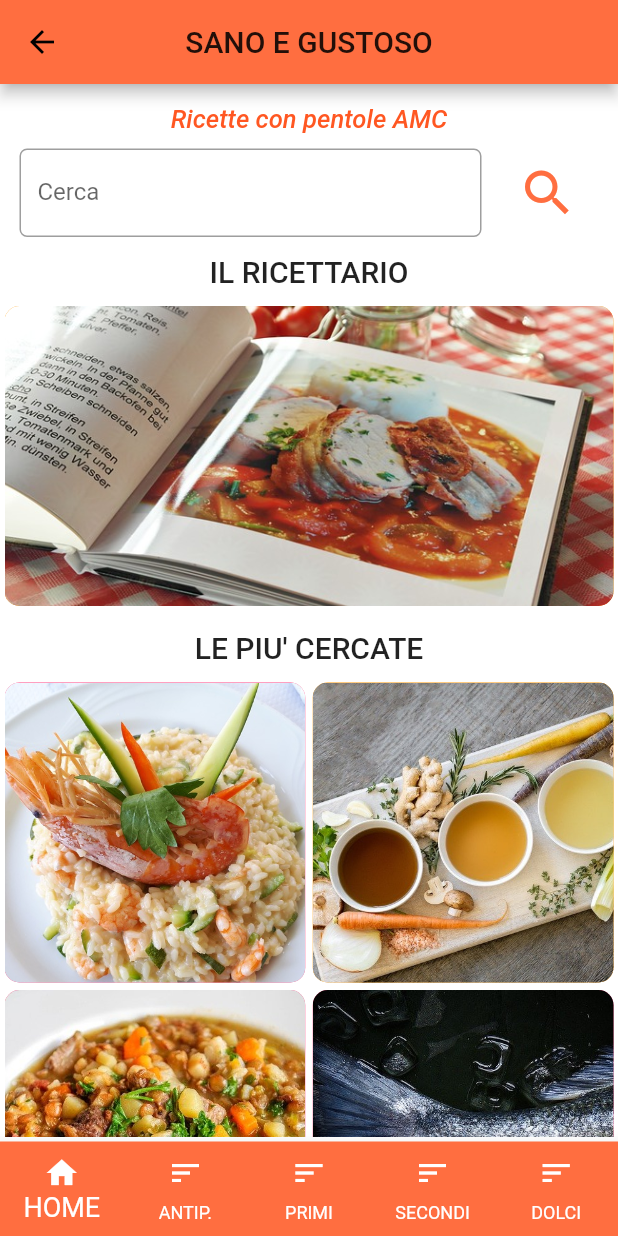
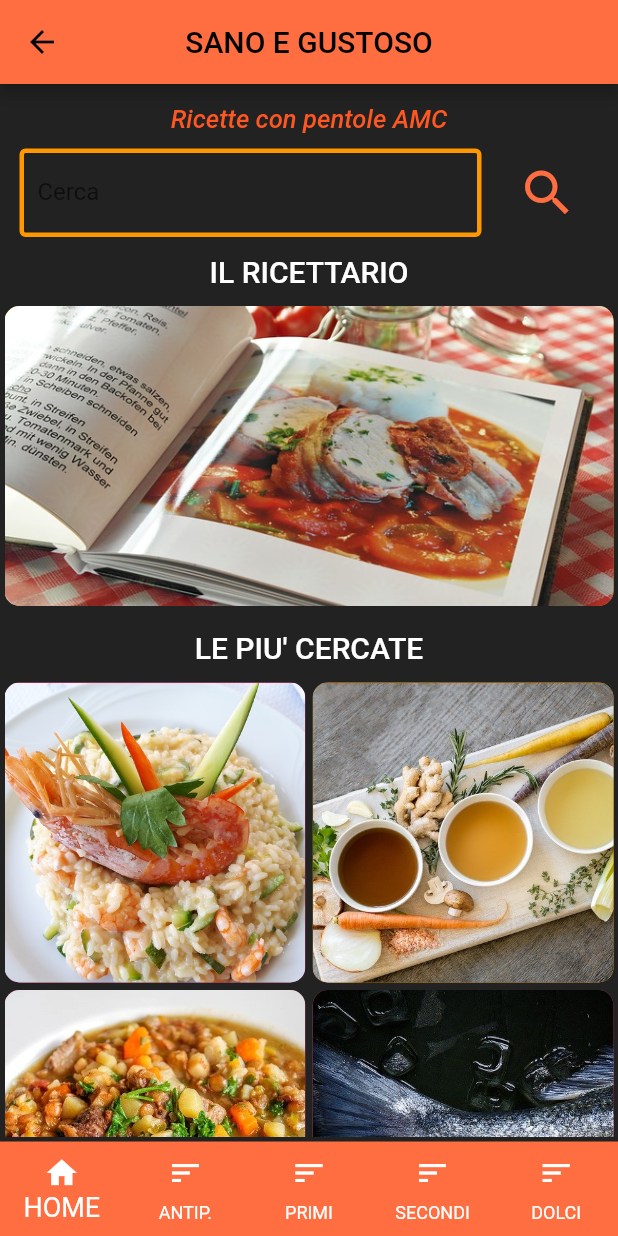
Before and after one commit to FabiodzDev/sano_e_gustoso, a Flutter app: the screen it shows after launch, on a phone screen of 412 x 824 dp. Run offline on Flutter 3.47's test engine with Material 2 defaults, Android fonts, the phone set to English and light mode, and no system bars; our stand-ins replace splashscreen.

Commit message:
Inserimento modulo di ricerca + cambio colori

```diff
--- a/lib/home.dart
+++ b/lib/home.dart
@@ -13,13 +13,11 @@ class _HomexState extends State<Homex> {
   final textFieldValueHolder = TextEditingController();
   String result = '';
 
-
   // getTextInputData --> Funzione richiamata quando si preme il tasto ricerca
   getTextInputData() {
     result = textFieldValueHolder.text;
     result = result.replaceFirst(RegExp(' '), '+');
-    mappa.launchURL(
-        'http://sanoegustoso.com/?s=$result');
+    mappa.launchURL('http://sanoegustoso.com/?s=$result');
   }
 
   @override
@@ -51,15 +49,23 @@ class _HomexState extends State<Homex> {
 
                 child: TextField(
                   controller: textFieldValueHolder,
+                  cursorColor: Colors.deepOrange,
+                  style: TextStyle(color: Colors.white), // COLORE TESTO
                   obscureText: false,
                   keyboardType: TextInputType.text,
                   decoration: InputDecoration(
+                    enabledBorder: OutlineInputBorder(
+                      borderSide: BorderSide(
+                          color: Colors.orange, width: 3.0),
+                    ),
+                    focusedBorder: OutlineInputBorder(
+                      borderSide: BorderSide(
+                          color: Colors.white, width: 3.0),
+                    ),
                     border: OutlineInputBorder(
-                      borderRadius: BorderRadius.circular(5.0),
-                    ),
+                        borderRadius: BorderRadius.circular(3.0),),
                     labelText: 'Cerca',
                   ),
-
                 ),
               ),
               Container(
@@ -81,6 +87,7 @@ class _HomexState extends State<Homex> {
               "IL RICETTARIO",
               style: TextStyle(
                 fontWeight: FontWeight.w500,
+                color: Colors.white,
                 fontSize: 20,
               ),
             ),
@@ -117,6 +124,7 @@ class _HomexState extends State<Homex> {
               style: TextStyle(
                 fontWeight: FontWeight.w500,
                 fontSize: 20,
+                color: Colors.white,
               ),
             ),
           ),
--- a/lib/main.dart
+++ b/lib/main.dart
@@ -53,9 +53,11 @@ class _MyHomePageState extends State<MyHomePage> {
 
     return Scaffold(
       resizeToAvoidBottomPadding: false,  // DOVREBBE NON MANDARE IN OVERFLOW I BOTTONI
-      backgroundColor: Colors.white,
+      backgroundColor: Colors.black87,
       appBar: AppBar(
-        title: Text('SANO E GUSTOSO'),
+        title: Text('SANO E GUSTOSO', style: TextStyle(
+          color: Colors.black,
+        ),),
         centerTitle: true,
         backgroundColor: Colors.deepOrangeAccent,
       ),
```
